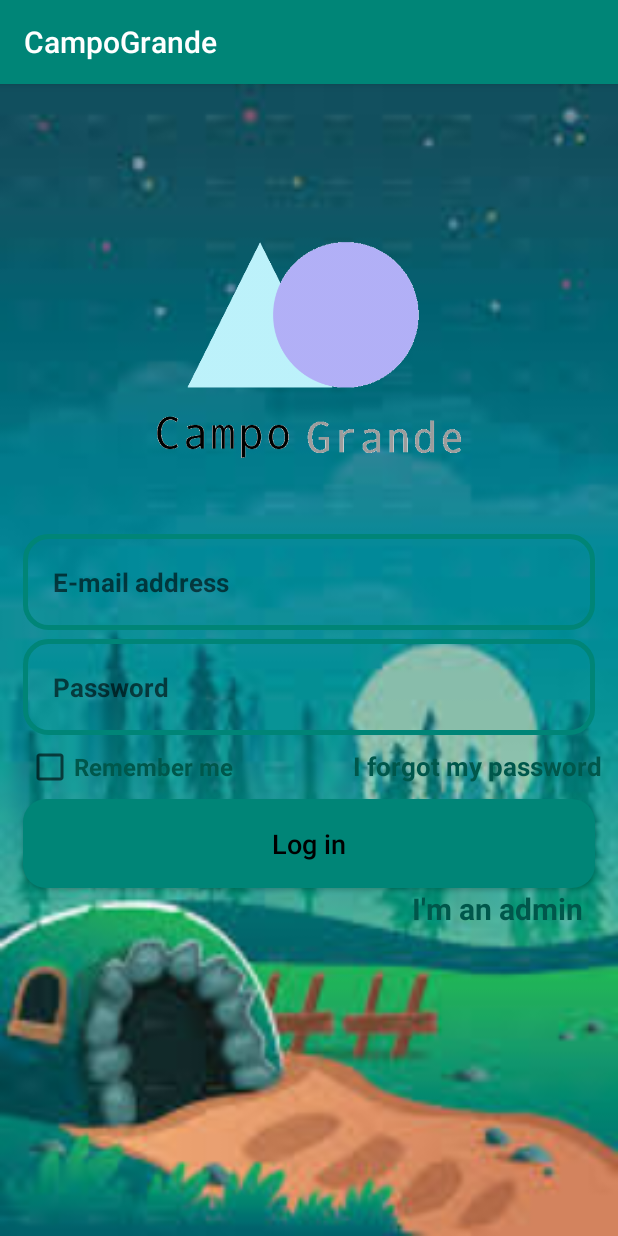
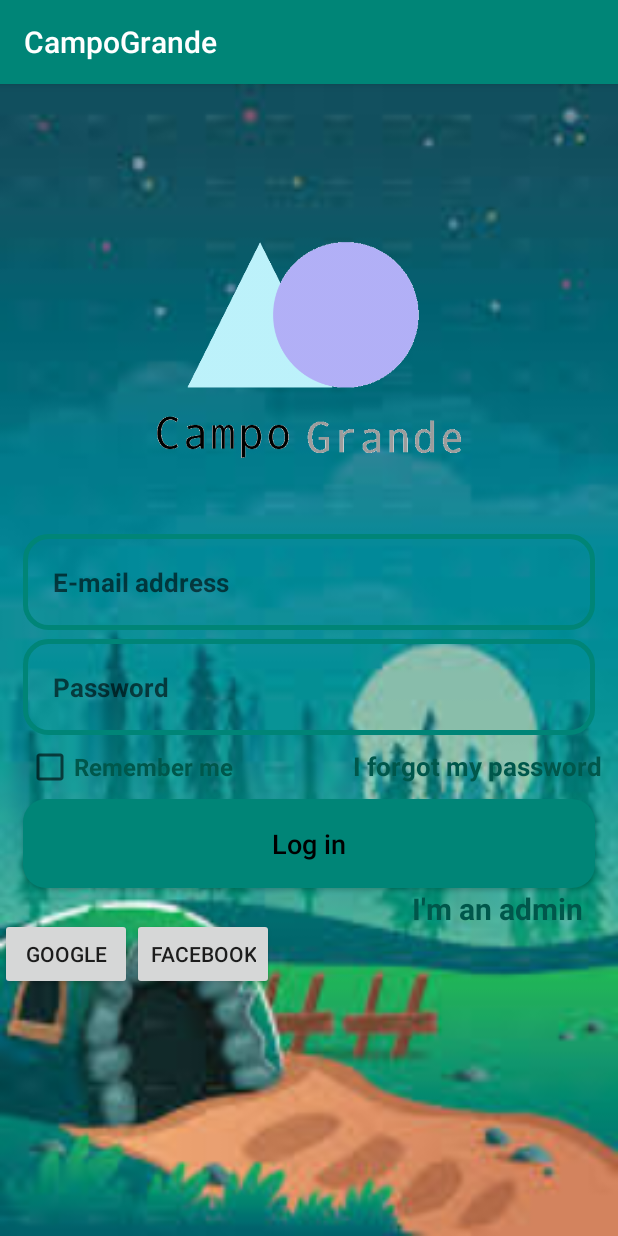
Before and after one commit to TharsikaPS20/CampoGrande, an Android app: the LoginActivity screen opened directly, with no data from a screen before it, on a phone screen of 412 x 824 dp. Run offline under Robolectric (Android 15) with nearby library versions, the phone set to English and light mode, and no system bars; our stand-ins replace Firebase (no records; nobody signed in at launch, a user with empty details on screens opened directly).

Commit message:
Edited Loginactivity to add Firebase login based on authentication

```diff
--- a/app/src/main/java/com/example/campogrande/LoginActivity.java
+++ b/app/src/main/java/com/example/campogrande/LoginActivity.java
@@ -1,14 +1,113 @@
 package com.example.campogrande;
 
+import androidx.annotation.NonNull;
 import androidx.appcompat.app.AppCompatActivity;
 
+import android.content.Intent;
 import android.os.Bundle;
+import android.util.Log;
+import android.util.Patterns;
+import android.view.View;
+import android.widget.Button;
+import android.widget.EditText;
+import android.widget.ProgressBar;
+import android.widget.Toast;
 
-public class LoginActivity extends AppCompatActivity {
+import com.example.campogrande.Model.Users;
+import com.google.android.gms.tasks.OnCompleteListener;
+import com.google.android.gms.tasks.Task;
+import com.google.firebase.auth.AuthResult;
+import com.google.firebase.auth.FirebaseAuth;
+import com.google.firebase.database.DataSnapshot;
+import com.google.firebase.database.DatabaseError;
+import com.google.firebase.database.DatabaseReference;
+import com.google.firebase.database.FirebaseDatabase;
+import com.google.firebase.database.ValueEventListener;
+
+public class LoginActivity extends AppCompatActivity implements View.OnClickListener{
+
+    FirebaseAuth mAuth;
+    private EditText InputEmail, InputPassword;
+    private Button LoginButton;
+    private ProgressBar progressBar;
+
+    private String parentDbName = "Users";
 
     @Override
     protected void onCreate(Bundle savedInstanceState) {
         super.onCreate(savedInstanceState);
         setContentView(R.layout.activity_login);
+
+        mAuth = FirebaseAuth.getInstance();
+
+        LoginButton = findViewById(R.id.login_btn);
+        InputEmail = findViewById(R.id.login_email_input);
+        InputPassword = findViewById(R.id.login_password_input);
+        progressBar = findViewById(R.id.progressbar);
+
+        findViewById(R.id.login_btn).setOnClickListener(this); }
+
+    private void LoginUser() {
+        String email = InputEmail.getText().toString();
+        String password = InputPassword.getText().toString();
+
+        if (email.isEmpty()) {
+            InputEmail.setError("Email is required");
+            InputEmail.requestFocus();
+            return;
+        }
+
+        if (!Patterns.EMAIL_ADDRESS.matcher(email).matches()) {
+            InputEmail.setError("Please enter a valid email");
+            InputEmail.requestFocus();
+            return;
+        }
+
+        if (password.isEmpty()) {
+            InputPassword.setError("Password is required");
+            InputPassword.requestFocus();
+            return;
+        }
+
+        if (password.length() < 6) {
+            InputPassword.setError("The password must contain minimum 6 characters");
+            InputPassword.requestFocus();
+            return;
+        }
+
+
+        mAuth.signInWithEmailAndPassword(email,password).addOnCompleteListener(new OnCompleteListener<AuthResult>() {
+            @Override
+            public void onComplete(@NonNull Task<AuthResult> task) {
+                if(task.isSuccessful()){
+                    progressBar.setVisibility(View.VISIBLE);
+                    Intent intent = new Intent(LoginActivity.this, ProfileActivity.class);
+                    intent.addFlags(Intent.FLAG_ACTIVITY_CLEAR_TOP);
+                    startActivity(intent);
+                    Toast.makeText(LoginActivity.this, "Login successful!", Toast.LENGTH_SHORT).show();
+                }
+
+                else
+                {
+                  Toast.makeText(getApplicationContext(), task.getException().getMessage(), Toast.LENGTH_LONG).show();
+                }}
+        });
+    }
+
+
+
+    @Override
+    public void onClick(View view) {
+            switch (view.getId()) {
+                case R.id.login_btn:
+                    LoginUser();
+                    break;
+
+                case R.id.google:
+                    finish();
+                    startActivity(new Intent(this, RegisterActivity_new.class));
+                    break;
+        }
+
     }
 }
--- a/app/src/main/res/layout/activity_login.xml
+++ b/app/src/main/res/layout/activity_login.xml
@@ -6,6 +6,18 @@
     android:layout_height="match_parent"
     android:background="@drawable/bg2"
     tools:context=".LoginActivity">
+
+    <ProgressBar
+        android:id="@+id/progressbar"
+        style="?android:attr/progressBarStyleHorizontal"
+        android:layout_width="fill_parent"
+        android:layout_height="wrap_content"
+        android:indeterminate="true"
+        android:max="100"
+        android:backgroundTint="@android:color/white"
+        android:indeterminateTint="#1a09d6"
+        android:layout_marginTop="7dp"
+        android:visibility="invisible"/>
 
     <ImageView
         android:id="@+id/login_appLogo"
@@ -118,4 +130,22 @@
         android:layout_marginEnd="25dp"
         android:visibility="invisible"/>
 
+    <LinearLayout
+        android:layout_width="wrap_content"
+        android:layout_height="wrap_content"
+        android:layout_below="@id/login_btn"
+        android:layout_marginTop="20dp">
+
+        <Button
+            android:id="@+id/google"
+            android:layout_width="wrap_content"
+            android:layout_height="wrap_content"
+            android:text="Google"/>
+
+        <Button
+            android:layout_width="wrap_content"
+            android:layout_height="wrap_content"
+            android:text="facebook"/>
+    </LinearLayout>
+
 </RelativeLayout>
```
Also changed, not shown: app/src/main/AndroidManifest.xml (+5 -5 lines), app/src/main/java/com/example/campogrande/RegisterActivity_new.java (+5 -3 lines).
